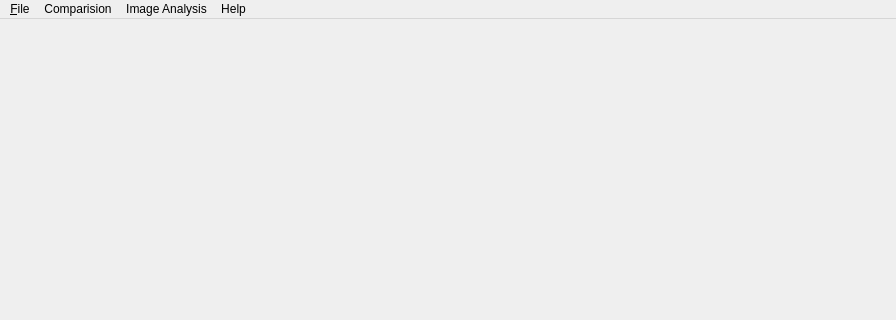
Above: mainwindow.ui from WhisperingWindLinux/ImageDiff before the change; both pictures show x 0 to 896 and y 0 to 320 of the 896 by 652 pixel window. Below: the same form after it.
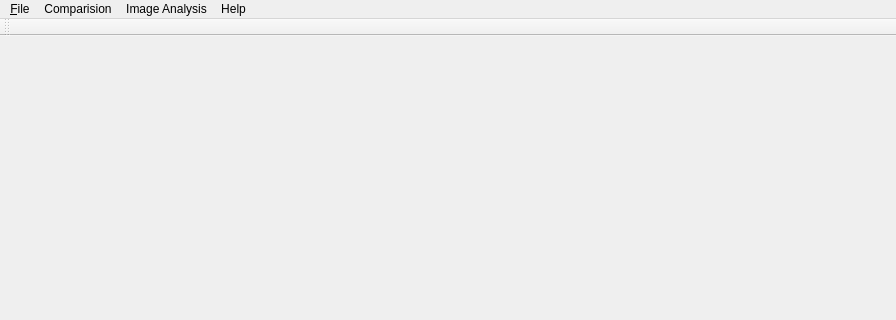
That is the form after the change.

Patch:
```diff
--- a/mainwindow.ui
+++ b/mainwindow.ui
@@ -58,6 +58,17 @@
    <addaction name="menuHelp"/>
   </widget>
   <widget class="QStatusBar" name="statusbar"/>
+  <widget class="QToolBar" name="toolBar">
+   <property name="windowTitle">
+    <string>toolBar</string>
+   </property>
+   <attribute name="toolBarArea">
+    <enum>TopToolBarArea</enum>
+   </attribute>
+   <attribute name="toolBarBreak">
+    <bool>false</bool>
+   </attribute>
+  </widget>
   <action name="actionOpenImages">
    <property name="text">
     <string>&amp;Open Images</string>
```
Left out of the diff: 45 changed lines with no effect on the pictures.
